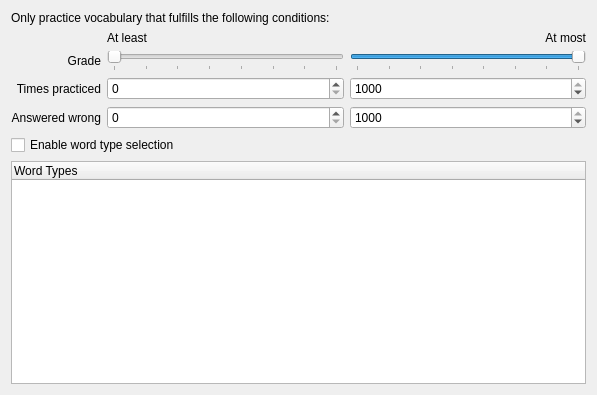
Above: src/configure-practice/thresholdoptions.ui from KDE/parley before the change. Below: the same form after it.
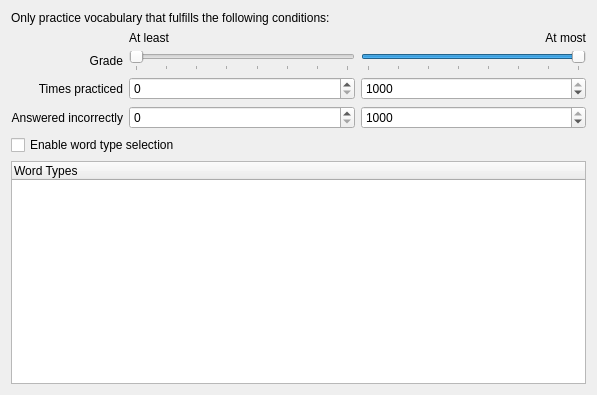
That is the form after the change. Custom widgets are drawn as their Qt base class.

Commit message: Minor proof-reading changes.  Wrong is an adjective, not an adverb, so an answer can be wrong, but a question can't have been answered wrong.  The nearest replacement adverb in the vernacular is 'incorrectly', which I have substituted where appropriate.

The edit to the form file:
```diff
--- a/src/configure-practice/thresholdoptions.ui
+++ b/src/configure-practice/thresholdoptions.ui
@@ -76,7 +76,7 @@
      <item row="3" column="0" >
       <widget class="QLabel" name="label_6" >
        <property name="text" >
-        <string>Answered wrong</string>
+        <string>Answered incorrectly</string>
        </property>
        <property name="alignment" >
         <set>Qt::AlignRight|Qt::AlignTrailing|Qt::AlignVCenter</set>
```
The commit also changes 6 other files.
